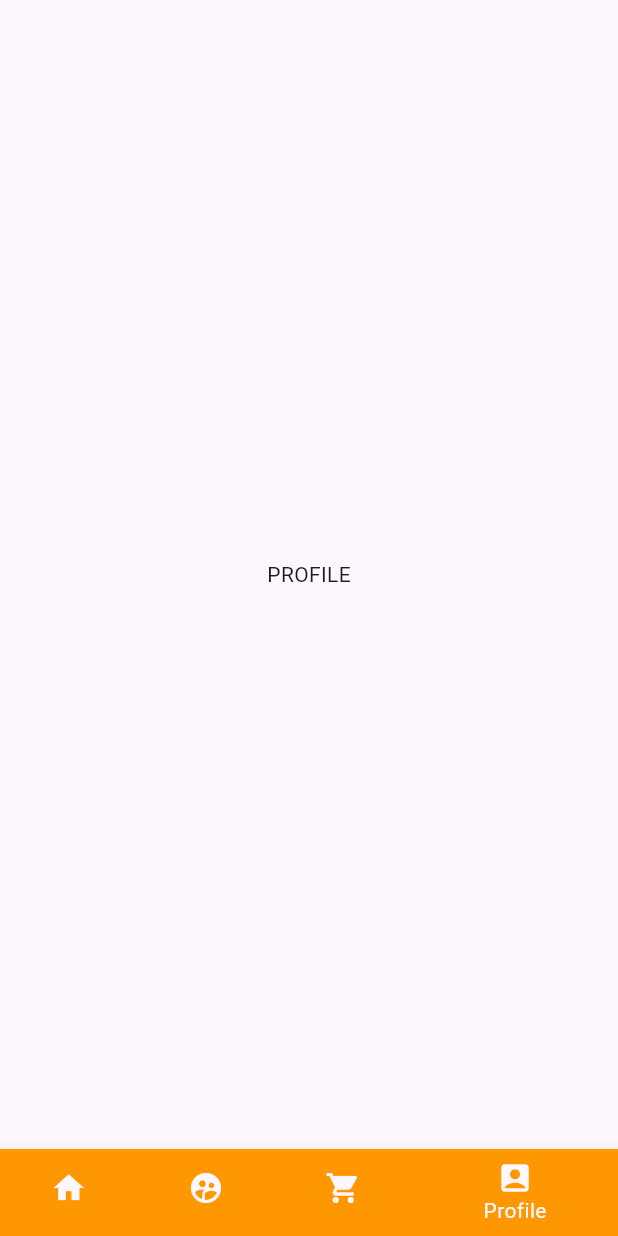
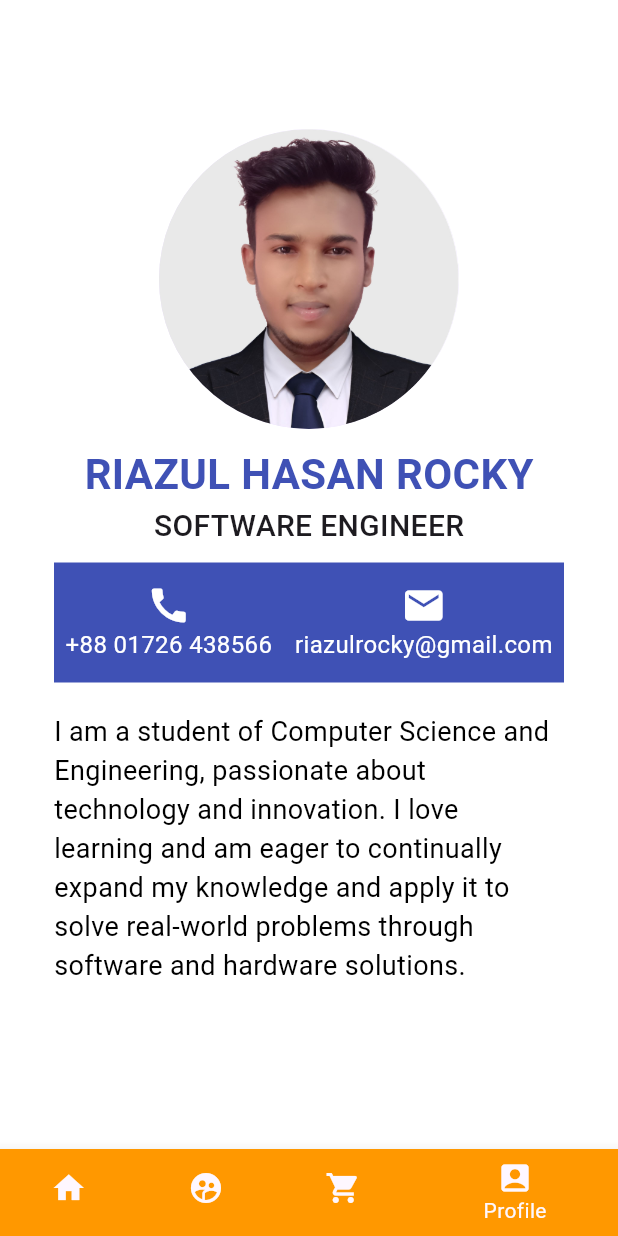
Before and after one commit to riazulrocky/bottom-nav-bar, a Flutter app: the screen it shows after launch, item 4 of the bottom bar chosen, on a phone screen of 412 x 824 dp. Run offline on Flutter 3.47's test engine with Material 3 defaults, Android fonts, the light colour scheme and no system bars; our stand-ins replace google_fonts.

Commit message:
bottom nav bar

```diff
--- a/lib/main.dart
+++ b/lib/main.dart
@@ -32,7 +32,7 @@
           },
           items: const [
             BottomNavigationBarItem(
-              backgroundColor: Colors.redAccent,
+              backgroundColor: Colors.indigo,
               label: "Home",
               icon: Icon(Icons.home),
             ),
--- a/lib/pages/home.dart
+++ b/lib/pages/home.dart
@@ -1,10 +1,34 @@
+import 'package:flutter/cupertino.dart';
 import 'package:flutter/material.dart';
+import 'package:flutter/widgets.dart';
 
 class home extends StatelessWidget {
   const home({super.key});
 
   @override
   Widget build(BuildContext context) {
-    return const Center(child: Text("WELCOME", style: TextStyle(fontSize: 20),));
+    return Scaffold(
+      backgroundColor: Colors.white,
+      appBar: AppBar(
+          title: const Text(
+            "Hello User,",
+            style: TextStyle(color: Colors.white),
+          ),
+          backgroundColor: Colors.indigo),
+      body: const Column(
+        children: [
+          CircleAvatar(
+            radius: 200,
+            foregroundImage: AssetImage('assets/images/illustration.png'),
+          ),
+          Center(
+            child: Text(
+              'Welcome Back!',
+              style: TextStyle(fontSize: 35),
+            ),
+          )
+        ],
+      ),
+    );
   }
 }
--- a/lib/pages/profile.dart
+++ b/lib/pages/profile.dart
@@ -1,10 +1,98 @@
 import 'package:flutter/material.dart';
+import 'package:google_fonts/google_fonts.dart';
 
 class profile extends StatelessWidget {
   const profile({super.key});
 
   @override
   Widget build(BuildContext context) {
-    return const Center(child: Text("PROFILE"));
+    return Scaffold(
+      backgroundColor: Colors.white,
+      body: Center(
+        child: Column(
+          mainAxisAlignment: MainAxisAlignment.center,
+          children: [
+            const CircleAvatar(
+              backgroundImage: AssetImage("assets/images/rocky.jpg"),
+              radius: 100,
+            ),
+            const SizedBox(height: 10),
+            Text(
+              "RIAZUL HASAN ROCKY",
+              style: GoogleFonts.roboto(
+                  fontSize: 28,
+                  fontWeight: FontWeight.bold,
+                  color: Colors.indigo),
+            ),
+            Text(
+              "SOFTWARE ENGINEER",
+              style: GoogleFonts.roboto(
+                fontSize: 20,
+                fontWeight: FontWeight.w500,
+              ),
+            ),
+            const SizedBox(height: 10),
+            Container(
+              height: 80,
+              width: 340,
+              decoration: BoxDecoration(
+                color: Colors.indigo,
+                borderRadius: BorderRadius.circular(0),
+              ),
+              child: const Row(
+                mainAxisAlignment: MainAxisAlignment.spaceAround,
+                children: [
+                  Column(
+                    mainAxisAlignment: MainAxisAlignment.center,
+                    children: [
+                      Icon(
+                        Icons.call,
+                        size: 30,
+                        color: Colors.white,
+                      ),
+                      Text(
+                        "+88 01726 438566",
+                        style: TextStyle(color: Colors.white, fontSize: 16),
+                      ),
+                    ],
+                  ),
+                  Column(
+                    mainAxisAlignment: MainAxisAlignment.center,
+                    children: [
+                      Icon(
+                        Icons.email,
+                        size: 30,
+                        color: Colors.white,
+                      ),
+                      Text(
+                        "riazulrocky@gmail.com",
+                        style: TextStyle(color: Colors.white, fontSize: 16),
+                      ),
+                    ],
+                  ),
+                ],
+              ),
+            ),
+            const SizedBox(height: 20),
+            Container(
+              height: 205,
+              width: 340,
+              child: const Text(
+                "I am a student of Computer Science and Engineering, "
+                    "passionate about technology and innovation. I love "
+                    "learning and am eager to continually expand my knowledge "
+                    "and apply it to solve real-world problems through software "
+                    "and hardware solutions.",
+                style: TextStyle(
+                  fontSize: 18,
+                  color: Colors.black,
+
+                ),
+              ),
+            )
+          ],
+        ),
+      ),
+    );
   }
 }
```
Also changed, not shown: pubspec.yaml (+5 -4 lines), assets/images/illustration.png (added), assets/images/rocky.jpg (added), pubspec.lock, 1 other file.
